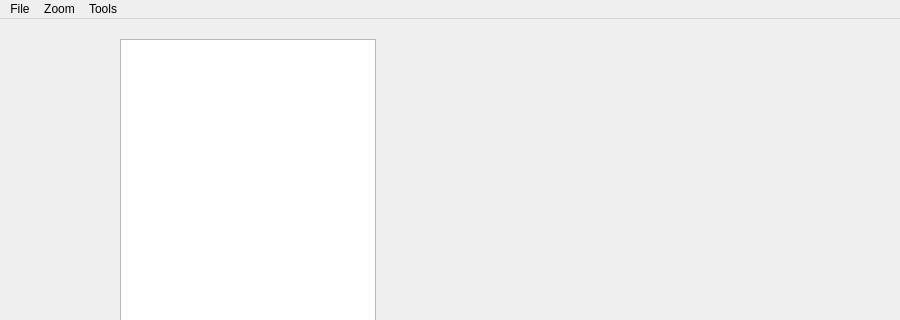
This is src/mainwindow.ui in otre99/QtSimpleImageViewer as Qt 5 draws it before an edit; both pictures show x 0 to 900 and y 0 to 320 of the 900 by 507 pixel window. The edited form follows.
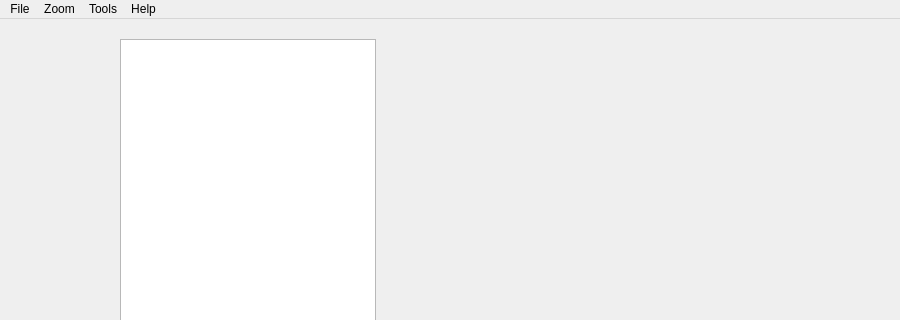
This is the edited form. Icons and pictures are not drawn.

Commit message: Added Help menu and new colors for crop tool

```diff
--- a/src/mainwindow.ui
+++ b/src/mainwindow.ui
@@ -64,7 +64,7 @@
      <x>0</x>
      <y>0</y>
      <width>900</width>
-     <height>27</height>
+     <height>20</height>
     </rect>
    </property>
    <widget class="QMenu" name="menuFile">
@@ -97,9 +97,16 @@
     <addaction name="actionFlip_H"/>
     <addaction name="actionFlip_V"/>
    </widget>
+   <widget class="QMenu" name="menuHelp">
+    <property name="title">
+     <string>Help</string>
+    </property>
+    <addaction name="actionAbout"/>
+   </widget>
    <addaction name="menuFile"/>
    <addaction name="menuZoom"/>
    <addaction name="menuTools"/>
+   <addaction name="menuHelp"/>
   </widget>
   <widget class="QStatusBar" name="statusBar"/>
   <action name="actionOpenImage">
```
Left out of the diff: 5 changed lines with no effect on the pictures. The commit also changes 5 other files.
